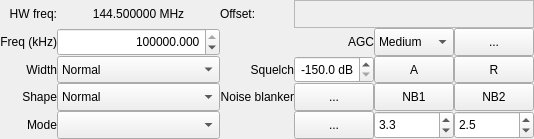
Above: src/qtgui/dockrxopt.ui from shawnj007/gqrx-touch before the change. Below: the same form after it.
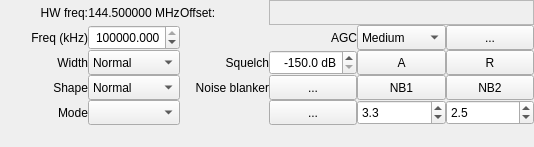
That is the form after the change. Icons and pictures are not drawn. Custom widgets are drawn as their Qt base class.

What changed in the file:
```diff
--- a/src/qtgui/dockrxopt.ui
+++ b/src/qtgui/dockrxopt.ui
@@ -7,11 +7,11 @@
     <x>0</x>
     <y>0</y>
     <width>534</width>
-    <height>139</height>
+    <height>147</height>
    </rect>
   </property>
   <property name="sizePolicy">
-   <sizepolicy hsizetype="Preferred" vsizetype="Preferred">
+   <sizepolicy hsizetype="Preferred" vsizetype="MinimumExpanding">
     <horstretch>1</horstretch>
     <verstretch>1</verstretch>
    </sizepolicy>
@@ -19,12 +19,12 @@
   <property name="minimumSize">
    <size>
     <width>534</width>
-    <height>139</height>
+    <height>147</height>
    </size>
   </property>
   <property name="maximumSize">
    <size>
-    <width>16777215</width>
+    <width>524287</width>
     <height>440</height>
    </size>
   </property>
@@ -48,7 +48,7 @@
      <verstretch>0</verstretch>
     </sizepolicy>
    </property>
-   <layout class="QVBoxLayout" name="verticalLayout">
+   <layout class="QVBoxLayout" name="verticalLayout" stretch="0,1">
     <property name="spacing">
      <number>0</number>
     </property>
@@ -78,6 +78,12 @@
         <height>100</height>
        </size>
       </property>
+      <property name="maximumSize">
+       <size>
+        <width>16777215</width>
+        <height>16777215</height>
+       </size>
+      </property>
       <layout class="QGridLayout" name="gridLayout">
        <property name="leftMargin">
         <number>0</number>
@@ -94,35 +100,7 @@
        <property name="spacing">
         <number>0</number>
        </property>
-       <item row="0" column="0">
-        <widget class="QLabel" name="rxFreqLabel">
-         <property name="sizePolicy">
-          <sizepolicy hsizetype="Preferred" vsizetype="MinimumExpanding">
-           <horstretch>0</horstretch>
-           <verstretch>0</verstretch>
-          </sizepolicy>
-         </property>
-         <property name="minimumSize">
-          <size>
-           <width>0</width>
-           <height>0</height>
-          </size>
-         </property>
-         <property name="toolTip">
-          <string>The frequency of the hardware (not including LNB)</string>
-         </property>
-         <property name="layoutDirection">
-          <enum>Qt::LeftToRight</enum>
-         </property>
-         <property name="text">
-          <string>HW freq:</string>
-         </property>
-         <property name="alignment">
-          <set>Qt::AlignRight|Qt::AlignTrailing|Qt::AlignVCenter</set>
-         </property>
-        </widget>
-       </item>
-       <item row="0" column="1">
+       <item row="1" column="1">
         <widget class="QLabel" name="hwFreq">
          <property name="sizePolicy">
           <sizepolicy hsizetype="MinimumExpanding" vsizetype="MinimumExpanding">
@@ -133,7 +111,7 @@
          <property name="minimumSize">
           <size>
            <width>0</width>
-           <height>0</height>
+           <height>25</height>
           </size>
          </property>
          <property name="toolTip">
@@ -147,32 +125,7 @@
          </property>
         </widget>
        </item>
-       <item row="0" column="2">
-        <widget class="QLabel" name="rxOffset">
-         <property name="sizePolicy">
-          <sizepolicy hsizetype="Preferred" vsizetype="MinimumExpanding">
-           <horstretch>0</horstretch>
-           <verstretch>0</verstretch>
-          </sizepolicy>
-         </property>
-         <property name="minimumSize">
-          <size>
-           <width>0</width>
-           <height>0</height>
-          </size>
-         </property>
-         <property name="toolTip">
-          <string>The frequency of the hardware (not including LNB)</string>
-         </property>
-         <property name="text">
-          <string>Offset:</string>
-         </property>
-         <property name="alignment">
-          <set>Qt::AlignLeading|Qt::AlignLeft|Qt::AlignVCenter</set>
-         </property>
-        </widget>
-       </item>
-       <item row="0" column="3" colspan="3">
+       <item row="1" column="3" colspan="3">
         <widget class="CFreqCtrl" name="filterFreq">
          <property name="sizePolicy">
           <sizepolicy hsizetype="MinimumExpanding" vsizetype="MinimumExpanding">
@@ -183,7 +136,7 @@
          <property name="minimumSize">
           <size>
            <width>0</width>
-           <height>0</height>
+           <height>25</height>
           </size>
          </property>
          <property name="maximumSize">
@@ -207,282 +160,10 @@
          </property>
         </widget>
        </item>
-       <item row="1" column="0">
-        <widget class="QLabel" name="label_11">
-         <property name="sizePolicy">
-          <sizepolicy hsizetype="Preferred" vsizetype="MinimumExpanding">
-           <horstretch>0</horstretch>
-           <verstretch>0</verstretch>
-          </sizepolicy>
-         </property>
-         <property name="minimumSize">
-          <size>
-           <width>0</width>
-           <height>0</height>
-          </size>
-         </property>
-         <property name="text">
-          <string>Freq (kHz)</string>
-         </property>
-         <property name="alignment">
-          <set>Qt::AlignRight|Qt::AlignTrailing|Qt::AlignVCenter</set>
-         </property>
-        </widget>
-       </item>
-       <item row="1" column="1">
-        <widget class="QDoubleSpinBox" name="freqSpinBox">
-         <property name="sizePolicy">
-          <sizepolicy hsizetype="Preferred" vsizetype="MinimumExpanding">
-           <horstretch>0</horstretch>
-           <verstretch>0</verstretch>
-          </sizepolicy>
-         </property>
-         <property name="minimumSize">
-          <size>
-           <width>0</width>
-           <height>0</height>
-          </size>
-         </property>
-         <property name="toolTip">
-          <string>Receiver frequency</string>
-         </property>
-         <property name="accessibleName">
-          <string>Frequency</string>
-         </property>
-         <property name="alignment">
-          <set>Qt::AlignRight|Qt::AlignTrailing|Qt::AlignVCenter</set>
-         </property>
-         <property name="decimals">
-          <number>3</number>
-         </property>
-         <property name="minimum">
-          <double>24000.000000000000000</double>
-         </property>
-         <property name="maximum">
-          <double>2200000.000000000000000</double>
-         </property>
-         <property name="value">
-          <double>144500.000000000000000</double>
-         </property>
-        </widget>
-       </item>
-       <item row="1" column="3">
-        <widget class="QLabel" name="agcLabel">
-         <property name="sizePolicy">
-          <sizepolicy hsizetype="Preferred" vsizetype="MinimumExpanding">
-           <horstretch>0</horstretch>
-           <verstretch>0</verstretch>
-          </sizepolicy>
-         </property>
-         <property name="minimumSize">
-          <size>
-           <width>0</width>
-           <height>0</height>
-          </size>
-         </property>
-         <property name="text">
-          <string>AGC</string>
-         </property>
-         <property name="alignment">
-          <set>Qt::AlignRight|Qt::AlignTrailing|Qt::AlignVCenter</set>
-         </property>
-        </widget>
-       </item>
-       <item row="1" column="4">
-        <widget class="QComboBox" name="agcPresetCombo">
-         <property name="enabled">
-          <bool>true</bool>
-         </property>
-         <property name="sizePolicy">
-          <sizepolicy hsizetype="Preferred" vsizetype="MinimumExpanding">
-           <horstretch>0</horstretch>
-           <verstretch>0</verstretch>
-          </sizepolicy>
-         </property>
-         <property name="minimumSize">
-          <size>
-           <width>0</width>
-           <height>0</height>
-          </size>
-         </property>
-         <property name="toolTip">
-          <string>AGC presets</string>
-         </property>
-         <property name="accessibleName">
-          <string>AGC</string>
-         </property>
-         <property name="currentIndex">
-          <number>1</number>
-         </property>
-         <item>
-          <property name="text">
-           <string>Fast</string>
-          </property>
-         </item>
-         <item>
-          <property name="text">
-           <string>Medium</string>
-          </property>
-         </item>
-         <item>
-          <property name="text">
-           <string>Slow</string>
-          </property>
-         </item>
-         <item>
-          <property name="text">
-           <string>User</string>
-          </property>
-         </item>
-         <item>
-          <property name="text">
-           <string>Off</string>
-          </property>
-         </item>
-        </widget>
-       </item>
-       <item row="1" column="5">
-        <widget class="QPushButton" name="agcButton">
-         <property name="sizePolicy">
-          <sizepolicy hsizetype="Preferred" vsizetype="MinimumExpanding">
-           <horstretch>0</horstretch>
-           <verstretch>0</verstretch>
-          </sizepolicy>
-         </property>
-         <property name="minimumSize">
-          <size>
-           <width>0</width>
-           <height>0</height>
-          </size>
-         </property>
-         <property name="maximumSize">
-          <size>
-           <width>16777215</width>
-           <height>16777215</height>
-          </size>
-         </property>
-         <property name="toolTip">
-          <string>AGC options</string>
-         </property>
-         <property name="accessibleName">
-          <string>AGC options</string>
-         </property>
-         <property name="text">
-          <string>...</string>
-         </property>
-         <property name="iconSize">
-          <size>
-           <width>16</width>
-           <height>16</height>
-          </size>
-         </property>
-         <property name="checked">
-          <bool>false</bool>
-         </property>
-        </widget>
-       </item>
-       <item row="2" column="0">
-        <widget class="QLabel" name="filterLabel">
-         <property name="sizePolicy">
-          <sizepolicy hsizetype="Preferred" vsizetype="MinimumExpanding">
-           <horstretch>0</horstretch>
-           <verstretch>0</verstretch>
-          </sizepolicy>
-         </property>
-         <property name="minimumSize">
-          <size>
-           <width>0</width>
-           <height>0</height>
-          </size>
-         </property>
-         <property name="layoutDirection">
-          <enum>Qt::LeftToRight</enum>
-         </property>
-         <property name="text">
-          <string>Width</string>
-         </property>
-         <property name="alignment">
-          <set>Qt::AlignRight|Qt::AlignTrailing|Qt::AlignVCenter</set>
-         </property>
-        </widget>
-       </item>
-       <item row="2" column="1">
-        <widget class="QComboBox" name="filterCombo">
-         <property name="enabled">
-          <bool>true</bool>
-         </property>
-         <property name="sizePolicy">
-          <sizepolicy hsizetype="Preferred" vsizetype="MinimumExpanding">
-           <horstretch>0</horstretch>
-           <verstretch>0</verstretch>
-          </sizepolicy>
-         </property>
-         <property name="minimumSize">
-          <size>
-           <width>0</width>
-           <height>0</height>
-          </size>
-         </property>
-         <property name="toolTip">
-          <string>Apply mode dependent filter preset</string>
-         </property>
-         <property name="accessibleName">
-          <string>Filter width</string>
-         </property>
-         <property name="currentIndex">
-          <number>1</number>
-         </property>
-         <item>
-          <property name="text">
-           <string>Wide</string>
-          </property>
-         </item>
-         <item>
-          <property name="text">
-           <string>Normal</string>
-          </property>
-         </item>
-         <item>
-          <property name="text">
-           <string>Narrow</string>
-          </property>
-         </item>
-         <item>
-          <property name="text">
-           <string>User</string>
-          </property>
-         </item>
-        </widget>
-       </item>
-       <item row="2" column="2">
-        <widget class="QLabel" name="sqlLabel">
-         <property name="sizePolicy">
-          <sizepolicy hsizetype="Preferred" vsizetype="MinimumExpanding">
-           <horstretch>0</horstretch>
-           <verstretch>0</verstretch>
-          </sizepolicy>
-         </property>
-         <property name="minimumSize">
-          <size>
-           <width>0</width>
-           <height>0</height>
-          </size>
-         </property>
-         <property name="toolTip">
-          <string>Squelch level in dB below full scale</string>
-         </property>
-         <property name="text">
-          <string>Squelch</string>
-         </property>
-         <property name="alignment">
-          <set>Qt::AlignRight|Qt::AlignTrailing|Qt::AlignVCenter</set>
-         </property>
-        </widget>
-       </item>
-       <item row="2" column="3">
+       <item row="3" column="3">
         <widget class="QDoubleSpinBox" name="sqlSpinBox">
          <property name="sizePolicy">
-          <sizepolicy hsizetype="Preferred" vsizetype="MinimumExpanding">
+          <sizepolicy hsizetype="MinimumExpanding" vsizetype="MinimumExpanding">
            <horstretch>0</horstretch>
            <verstretch>0</verstretch>
           </sizepolicy>
@@ -490,7 +171,7 @@
          <property name="minimumSize">
           <size>
            <width>0</width>
-           <height>0</height>
+           <height>25</height>
           </size>
          </property>
          <property name="toolTip">
@@ -525,10 +206,184 @@
          </property>
         </widget>
        </item>
-       <item row="2" column="4">
+       <item row="4" column="2">
+        <widget class="QLabel" name="label_10">
+         <property name="sizePolicy">
+          <sizepolicy hsizetype="MinimumExpanding" vsizetype="MinimumExpanding">
+           <horstretch>0</horstretch>
+           <verstretch>0</verstretch>
+          </sizepolicy>
+         </property>
+         <property name="minimumSize">
+          <size>
+           <width>0</width>
+           <height>25</height>
+          </size>
+         </property>
+         <property name="toolTip">
+          <string>Noise blanker settings</string>
+         </property>
+         <property name="text">
+          <string>Noise blanker</string>
+         </property>
+         <property name="alignment">
+          <set>Qt::AlignRight|Qt::AlignTrailing|Qt::AlignVCenter</set>
+         </property>
+        </widget>
+       </item>
+       <item row="1" column="0">
+        <widget class="QLabel" name="rxFreqLabel">
+         <property name="sizePolicy">
+          <sizepolicy hsizetype="MinimumExpanding" vsizetype="MinimumExpanding">
+           <horstretch>0</horstretch>
+           <verstretch>0</verstretch>
+          </sizepolicy>
+         </property>
+         <property name="minimumSize">
+          <size>
+           <width>0</width>
+           <height>25</height>
+          </size>
+         </property>
+         <property name="toolTip">
+          <string>The frequency of the hardware (not including LNB)</string>
+         </property>
+         <property name="layoutDirection">
+          <enum>Qt::LeftToRight</enum>
+         </property>
+         <property name="text">
+          <string>HW freq:</string>
+         </property>
+         <property name="alignment">
+          <set>Qt::AlignRight|Qt::AlignTrailing|Qt::AlignVCenter</set>
+         </property>
+        </widget>
+       </item>
+       <item row="4" column="4">
+        <widget class="QPushButton" name="nb1Button">
+         <property name="enabled">
+          <bool>true</bool>
+         </property>
+         <property name="sizePolicy">
+          <sizepolicy hsizetype="MinimumExpanding" vsizetype="MinimumExpanding">
+           <horstretch>0</horstretch>
+           <verstretch>0</verstretch>
+          </sizepolicy>
+         </property>
+         <property name="minimumSize">
+          <size>
+           <width>0</width>
+           <height>25</height>
+          </size>
+         </property>
+         <property name="maximumSize">
+          <size>
+           <width>16777215</width>
+           <height>16777215</height>
+          </size>
+         </property>
+         <property name="toolTip">
+          <string>Noise blanker for static type noise</string>
+         </property>
+         <property name="whatsThis">
+          <string/>
+         </property>
+         <property name="accessibleName">
+          <string>Noise blanker 1</string>
+         </property>
+         <property name="text">
+          <string>NB1</string>
+         </property>
+         <property name="checkable">
+          <bool>true</bool>
+         </property>
+        </widget>
+       </item>
+       <item row="2" column="0">
+        <widget class="QLabel" name="label_11">
+         <property name="sizePolicy">
+          <sizepolicy hsizetype="MinimumExpanding" vsizetype="MinimumExpanding">
+           <horstretch>0</horstretch>
+           <verstretch>0</verstretch>
+          </sizepolicy>
+         </property>
+         <property name="minimumSize">
+          <size>
+           <width>0</width>
+           <height>25</height>
+          </size>
+         </property>
+         <property name="text">
+          <string>Freq (kHz)</string>
+         </property>
+         <property name="alignment">
+          <set>Qt::AlignRight|Qt::AlignTrailing|Qt::AlignVCenter</set>
+         </property>
+        </widget>
+       </item>
+       <item row="3" column="2">
+        <widget class="QLabel" name="sqlLabel">
+         <property name="sizePolicy">
+          <sizepolicy hsizetype="MinimumExpanding" vsizetype="MinimumExpanding">
+           <horstretch>0</horstretch>
+           <verstretch>0</verstretch>
+          </sizepolicy>
+         </property>
+         <property name="minimumSize">
+          <size>
+           <width>0</width>
+           <height>25</height>
+          </size>
+         </property>
+         <property name="toolTip">
+          <string>Squelch level in dB below full scale</string>
+         </property>
+         <property name="text">
+          <string>Squelch</string>
+         </property>
+         <property name="alignment">
+          <set>Qt::AlignRight|Qt::AlignTrailing|Qt::AlignVCenter</set>
+         </property>
+        </widget>
+       </item>
+       <item row="4" column="3">
+        <widget class="QPushButton" name="nbOptButton">
+         <property name="sizePolicy">
+          <sizepolicy hsizetype="MinimumExpanding" vsizetype="MinimumExpanding">
+           <horstretch>0</horstretch>
+           <verstretch>0</verstretch>
+          </sizepolicy>
+         </property>
+         <property name="minimumSize">
+          <size>
+           <width>0</width>
+           <height>25</height>
+          </size>
+         </property>
+         <property name="maximumSize">
+          <size>
+           <width>16777215</width>
+           <height>16777215</height>
+          </size>
+         </property>
+         <property name="toolTip">
+          <string>Noise blanker options</string>
+         </property>
+         <property name="whatsThis">
+          <string>Noise blanker options</string>
+         </property>
+         <property name="accessibleName">
+          <string>Noise blanker options</string>
+         </property>
+         <property name="text">
+          <string>...</string>
+         </property>
+        </widget>
+       </item>
+       <item row="3" column="4">
         <widget class="QPushButton" name="autoSquelchButton">
          <property name="sizePolicy">
-          <sizepolicy hsizetype="Preferred" vsizetype="MinimumExpanding">
+          <sizepolicy hsizetype="MinimumExpanding" vsizetype="MinimumExpanding">
            <horstretch>0</horstretch>
            <verstretch>0</verstretch>
           </sizepolicy>
@@ -536,7 +391,7 @@
          <property name="minimumSize">
           <size>
            <width>0</width>
-           <height>0</height>
+           <height>25</height>
           </size>
          </property>
          <property name="toolTip">
@@ -556,10 +411,10 @@
          </property>
         </widget>
        </item>
-       <item row="2" column="5">
+       <item row="3" column="5">
         <widget class="QPushButton" name="resetSquelchButton">
          <property name="sizePolicy">
-          <sizepolicy hsizetype="Preferred" vsizetype="MinimumExpanding">
+          <sizepolicy hsizetype="MinimumExpanding" vsizetype="MinimumExpanding">
            <horstretch>0</horstretch>
            <verstretch>0</verstretch>
           </sizepolicy>
@@ -567,7 +422,7 @@
          <property name="minimumSize">
           <size>
            <width>0</width>
-           <height>0</height>
+           <height>25</height>
           </size>
          </property>
          <property name="maximumSize">
@@ -593,10 +448,10 @@
          </property>
         </widget>
        </item>
-       <item row="3" column="0">
+       <item row="4" column="0">
         <widget class="QLabel" name="filterShapeLabel">
          <property name="sizePolicy">
-          <sizepolicy hsizetype="Preferred" vsizetype="MinimumExpanding">
+          <sizepolicy hsizetype="MinimumExpanding" vsizetype="MinimumExpanding">
            <horstretch>0</horstretch>
            <verstretch>0</verstretch>
           </sizepolicy>
@@ -604,7 +459,7 @@
          <property name="minimumSize">
           <size>
            <width>0</width>
-           <height>0</height>
+           <height>25</height>
           </size>
          </property>
          <property name="layoutDirection">
@@ -618,10 +473,10 @@
          </property>
         </widget>
        </item>
-       <item row="3" column="1">
+       <item row="4" column="1">
         <widget class="QComboBox" name="filterShapeCombo">
          <property name="sizePolicy">
-          <sizepolicy hsizetype="Preferred" vsizetype="MinimumExpanding">
+          <sizepolicy hsizetype="MinimumExpanding" vsizetype="MinimumExpanding">
            <horstretch>0</horstretch>
            <verstretch>0</verstretch>
           </sizepolicy>
@@ -629,7 +484,7 @@
          <property name="minimumSize">
           <size>
            <width>0</width>
-           <height>0</height>
+           <height>25</height>
           </size>
          </property>
          <property name="toolTip">
@@ -658,10 +513,10 @@
          </item>
         </widget>
        </item>
-       <item row="3" column="2">
-        <widget class="QLabel" name="label_10">
+       <item row="3" column="0">
+        <widget class="QLabel" name="filterLabel">
          <property name="sizePolicy">
-          <sizepolicy hsizetype="Preferred" vsizetype="MinimumExpanding">
+          <sizepolicy hsizetype="MinimumExpanding" vsizetype="MinimumExpanding">
            <horstretch>0</horstretch>
            <verstretch>0</verstretch>
           </sizepolicy>
@@ -669,101 +524,27 @@
          <property name="minimumSize">
           <size>
            <width>0</width>
-           <height>0</height>
+           <height>25</height>
           </size>
          </property>
-         <property name="toolTip">
-          <string>Noise blanker settings</string>
+         <property name="layoutDirection">
+          <enum>Qt::LeftToRight</enum>
          </property>
          <property name="text">
-          <string>Noise blanker</string>
+          <string>Width</string>
          </property>
          <property name="alignment">
           <set>Qt::AlignRight|Qt::AlignTrailing|Qt::AlignVCenter</set>
          </property>
         </widget>
        </item>
-       <item row="3" column="3">
-        <widget class="QPushButton" name="nbOptButton">
-         <property name="sizePolicy">
-          <sizepolicy hsizetype="Preferred" vsizetype="MinimumExpanding">
-           <horstretch>0</horstretch>
-           <verstretch>0</verstretch>
-          </sizepolicy>
-         </property>
-         <property name="minimumSize">
-          <size>
-           <width>0</width>
-           <height>0</height>
-          </size>
-         </property>
-         <property name="maximumSize">
-          <size>
-           <width>16777215</width>
-           <height>16777215</height>
-          </size>
-         </property>
-         <property name="toolTip">
-          <string>Noise blanker options</string>
-         </property>
-         <property name="whatsThis">
-          <string>Noise blanker options</string>
-         </property>
-         <property name="accessibleName">
-          <string>Noise blanker options</string>
-         </property>
-         <property name="text">
-          <string>...</string>
-         </property>
-        </widget>
-       </item>
-       <item row="3" column="4">
-        <widget class="QPushButton" name="nb1Button">
-         <property name="enabled">
-          <bool>true</bool>
-         </property>
-         <property name="sizePolicy">
-          <sizepolicy hsizetype="Preferred" vsizetype="MinimumExpanding">
-           <horstretch>0</horstretch>
-           <verstretch>0</verstretch>
-          </sizepolicy>
-         </property>
-         <property name="minimumSize">
-          <size>
-           <width>0</width>
-           <height>0</height>
-          </size>
-         </property>
-         <property name="maximumSize">
-          <size>
-           <width>16777215</width>
-           <height>16777215</height>
-          </size>
-         </property>
-         <property name="toolTip">
-          <string>Noise blanker for static type noise</string>
-         </property>
-         <property name="whatsThis">
-          <string/>
-         </property>
-         <property name="accessibleName">
-          <string>Noise blanker 1</string>
-         </property>
-         <property name="text">
-          <string>NB1</string>
-         </property>
-         <property name="checkable">
-          <bool>true</bool>
-         </property>
-        </widget>
-       </item>
-       <item row="3" column="5">
+       <item row="4" column="5">
         <widget class="QPushButton" name="nb2Button">
          <property name="enabled">
           <bool>true</bool>
          </property>
          <property name="sizePolicy">
-          <sizepolicy hsizetype="Preferred" vsizetype="MinimumExpanding">
+          <sizepolicy hsizetype="MinimumExpanding" vsizetype="MinimumExpanding">
            <horstretch>0</horstretch>
            <verstretch>0</verstretch>
           </sizepolicy>
@@ -771,7 +552,7 @@
          <property name="minimumSize">
           <size>
            <width>0</width>
-           <height>0</height>
+           <height>25</height>
           </size>
          </property>
          <property name="maximumSize">
@@ -797,10 +578,32 @@
          </property>
         </widget>
        </item>
-       <item row="4" column="0">
+       <item row="2" column="3">
+        <widget class="QLabel" name="agcLabel">
+         <property name="sizePolicy">
+          <sizepolicy hsizetype="MinimumExpanding" vsizetype="MinimumExpanding">
+           <horstretch>0</horstretch>
+           <verstretch>0</verstretch>
+          </sizepolicy>
+         </property>
+         <property name="minimumSize">
+          <size>
+           <width>0</width>
+           <height>25</height>
+          </size>
+         </property>
+         <property name="text">
+          <string>AGC</string>
+         </property>
+         <property name="alignment">
+          <set>Qt::AlignRight|Qt::AlignTrailing|Qt::AlignVCenter</set>
+         </property>
+        </widget>
+       </item>
+       <item row="5" column="0">
         <widget class="QLabel" name="demodLabel">
          <property name="sizePolicy">
-          <sizepolicy hsizetype="Preferred" vsizetype="MinimumExpanding">
+          <sizepolicy hsizetype="MinimumExpanding" vsizetype="MinimumExpanding">
            <horstretch>0</horstretch>
            <verstretch>0</verstretch>
           </sizepolicy>
@@ -808,7 +611,7 @@
          <property name="minimumSize">
           <size>
            <width>0</width>
-           <height>0</height>
+           <height>25</height>
           </size>
          </property>
          <property name="layoutDirection">
@@ -828,10 +631,142 @@
          </property>
         </widget>
        </item>
-       <item row="4" column="1">
+       <item row="1" column="2">
+        <widget class="QLabel" name="rxOffset">
+         <property name="sizePolicy">
+          <sizepolicy hsizetype="MinimumExpanding" vsizetype="MinimumExpanding">
+           <horstretch>0</horstretch>
+           <verstretch>0</verstretch>
+          </sizepolicy>
+         </property>
+         <property name="minimumSize">
+          <size>
+           <width>0</width>
+           <height>25</height>
+          </size>
+         </property>
+         <property name="toolTip">
+          <string>The frequency of the hardware (not including LNB)</string>
+         </property>
+         <property name="text">
+          <string>Offset:</string>
+         </property>
+         <property name="alignment">
+          <set>Qt::AlignLeading|Qt::AlignLeft|Qt::AlignVCenter</set>
+         </property>
+        </widget>
+       </item>
+       <item row="3" column="1">
+        <widget class="QComboBox" name="filterCombo">
+         <property name="enabled">
+          <bool>true</bool>
+         </property>
+         <property name="sizePolicy">
+          <sizepolicy hsizetype="MinimumExpanding" vsizetype="MinimumExpanding">
+           <horstretch>0</horstretch>
+           <verstretch>0</verstretch>
+          </sizepolicy>
+         </property>
+         <property name="minimumSize">
+          <size>
+           <width>0</width>
+           <height>25</height>
+          </size>
+         </property>
+         <property name="toolTip">
+          <string>Apply mode dependent filter preset</string>
+         </property>
+         <property name="accessibleName">
+          <string>Filter width</string>
+         </property>
+         <property name="currentIndex">
+          <number>1</number>
+         </property>
+         <item>
+          <property name="text">
+           <string>Wide</string>
+          </property>
+         </item>
+         <item>
+          <property name="text">
+           <string>Normal</string>
+          </property>
+         </item>
+         <item>
+          <property name="text">
+           <string>Narrow</string>
+          </property>
+         </item>
+         <item>
+          <property name="text">
+           <string>User</string>
+          </property>
+         </item>
+        </widget>
+       </item>
+       <item row="5" column="5">
+        <widget class="QDoubleSpinBox" name="nb2Threshold">
+         <property name="sizePolicy">
+          <sizepolicy hsizetype="MinimumExpanding" vsizetype="MinimumExpanding">
+           <horstretch>0</horstretch>
+           <verstretch>0</verstretch>
+          </sizepolicy>
+         </property>
+         <property name="minimumSize">
+          <size>
+           <width>0</width>
+           <height>25</height>
+          </size>
+         </property>
+         <property name="decimals">
+          <number>1</number>
+         </property>
+         <property name="maximum">
+          <double>15.000000000000000</double>
+         </property>
+         <property name="singleStep">
+          <double>0.100000000000000</double>
+         </property>
+         <property name="value">
+          <double>2.500000000000000</double>
+         </property>
+        </widget>
+       </item>
+       <item row="5" column="4">
+        <widget class="QDoubleSpinBox" name="nb1Threshold">
+         <property name="sizePolicy">
+          <sizepolicy hsizetype="MinimumExpanding" vsizetype="MinimumExpanding">
+           <horstretch>0</horstretch>
+           <verstretch>0</verstretch>
+          </sizepolicy>
+         </property>
+         <property name="minimumSize">
+          <size>
+           <width>0</width>
+           <height>25</height>
+          </size>
+         </property>
+         <property name="decimals">
+          <number>1</number>
+         </property>
+         <property name="minimum">
+          <double>1.000000000000000</double>
+         </property>
+         <property name="maximum">
+          <double>20.000000000000000</double>
+         </property>
+         <property name="singleStep">
+          <double>0.100000000000000</double>
+         </property>
+         <property name="value">
+          <double>3.300000000000000</double>
+         </property>
+        </widget>
+       </item>
+       <item row="5" column="1">
         <widget class="QComboBox" name="modeSelector">
          <property name="sizePolicy">
-          <sizepolicy hsizetype="Preferred" vsizetype="MinimumExpanding">
+          <sizepolicy hsizetype="MinimumExpanding" vsizetype="MinimumExpanding">
            <horstretch>0</horstretch>
            <verstretch>0</verstretch>
           </sizepolicy>
@@ -839,7 +774,7 @@
          <property name="minimumSize">
           <size>
            <width>0</width>
-           <height>0</height>
+           <height>25</height>
           </size>
          </property>
          <property name="toolTip">
@@ -859,10 +794,10 @@
          </property>
         </widget>
        </item>
-       <item row="4" column="3">
+       <item row="5" column="3">
         <widget class="QPushButton" name="modeButton">
          <property name="sizePolicy">
-          <sizepolicy hsizetype="Preferred" vsizetype="MinimumExpanding">
+          <sizepolicy hsizetype="MinimumExpanding" vsizetype="MinimumExpanding">
            <horstretch>0</horstretch>
            <verstretch>0</verstretch>
           </sizepolicy>
@@ -870,7 +805,7 @@
          <property name="minimumSize">
           <size>
            <width>0</width>
-           <height>0</height>
+           <height>25</height>
           </size>
          </property>
          <property name="maximumSize">
@@ -899,10 +834,10 @@
          </property>
         </widget>
        </item>
-       <item row="4" column="4">
-        <widget class="QDoubleSpinBox" name="nb1Threshold">
+       <item row="2" column="1">
+        <widget class="QDoubleSpinBox" name="freqSpinBox">
          <property name="sizePolicy">
-          <sizepolicy hsizetype="Preferred" vsizetype="MinimumExpanding">
+          <sizepolicy hsizetype="MinimumExpanding" vsizetype="MinimumExpanding">
            <horstretch>0</horstretch>
            <verstretch>0</verstretch>
           </sizepolicy>
@@ -910,30 +845,36 @@
          <property name="minimumSize">
           <size>
            <width>0</width>
-           <height>0</height>
+           <height>25</height>
           </size>
          </property>
+         <property name="toolTip">
+          <string>Receiver frequency</string>
+         </property>
+         <property name="accessibleName">
+          <string>Frequency</string>
+         </property>
+         <property name="alignment">
+          <set>Qt::AlignRight|Qt::AlignTrailing|Qt::AlignVCenter</set>
+         </property>
          <property name="decimals">
-          <number>1</number>
+          <number>3</number>
          </property>
          <property name="minimum">
-          <double>1.000000000000000</double>
+          <double>24000.000000000000000</double>
          </property>
          <property name="maximum">
-          <double>20.000000000000000</double>
-         </property>
-         <property name="singleStep">
-          <double>0.100000000000000</double>
+          <double>2200000.000000000000000</double>
          </property>
          <property name="value">
-          <double>3.300000000000000</double>
+          <double>144500.000000000000000</double>
          </property>
         </widget>
        </item>
-       <item row="4" column="5">
-        <widget class="QDoubleSpinBox" name="nb2Threshold">
+       <item row="2" column="5">
+        <widget class="QPushButton" name="agcButton">
          <property name="sizePolicy">
-          <sizepolicy hsizetype="Preferred" vsizetype="MinimumExpanding">
+          <sizepolicy hsizetype="MinimumExpanding" vsizetype="MinimumExpanding">
            <horstretch>0</horstretch>
            <verstretch>0</verstretch>
           </sizepolicy>
@@ -941,26 +882,107 @@
          <property name="minimumSize">
           <size>
            <width>0</width>
-           <height>0</height>
+           <height>25</height>
           </size>
          </property>
-         <property name="decimals">
+         <property name="maximumSize">
+          <size>
+           <width>16777215</width>
+           <height>16777215</height>
+          </size>
+         </property>
+         <property name="toolTip">
+          <string>AGC options</string>
+         </property>
+         <property name="accessibleName">
+          <string>AGC options</string>
+         </property>
+         <property name="text">
+          <string>...</string>
+         </property>
+         <property name="iconSize">
+          <size>
+           <width>16</width>
+           <height>16</height>
+          </size>
+         </property>
+         <property name="checked">
+          <bool>false</bool>
+         </property>
+        </widget>
+       </item>
+       <item row="2" column="4">
+        <widget class="QComboBox" name="agcPresetCombo">
+         <property name="enabled">
+          <bool>true</bool>
+         </property>
+         <property name="sizePolicy">
+          <sizepolicy hsizetype="MinimumExpanding" vsizetype="MinimumExpanding">
+           <horstretch>0</horstretch>
+           <verstretch>0</verstretch>
+          </sizepolicy>
+         </property>
+         <property name="minimumSize">
+          <size>
+           <width>0</width>
+           <height>25</height>
+          </size>
+         </property>
+         <property name="toolTip">
+          <string>AGC presets</string>
+         </property>
+         <property name="accessibleName">
+          <string>AGC</string>
+         </property>
+         <property name="currentIndex">
           <number>1</number>
          </property>
-         <property name="maximum">
-          <double>15.000000000000000</double>
-         </property>
-         <property name="singleStep">
-          <double>0.100000000000000</double>
-         </property>
-         <property name="value">
-          <double>2.500000000000000</double>
-         </property>
+         <item>
+          <property name="text">
+           <string>Fast</string>
+          </property>
+         </item>
+         <item>
+          <property name="text">
+           <string>Medium</string>
+          </property>
+         </item>
+         <item>
+          <property name="text">
+           <string>Slow</string>
+          </property>
+         </item>
+         <item>
+          <property name="text">
+           <string>User</string>
+          </property>
+         </item>
+         <item>
+          <property name="text">
+           <string>Off</string>
+          </property>
+         </item>
         </widget>
        </item>
       </layout>
      </widget>
     </item>
+    <item>
+     <spacer name="verticalSpacer_2">
+      <property name="orientation">
+       <enum>Qt::Vertical</enum>
+      </property>
+      <property name="sizeType">
+       <enum>QSizePolicy::MinimumExpanding</enum>
+      </property>
+      <property name="sizeHint" stdset="0">
+       <size>
+        <width>20</width>
+        <height>0</height>
+       </size>
+      </property>
+     </spacer>
+    </item>
    </layout>
   </widget>
  </widget>
```
Left out of the diff: 2 changed lines with no effect on the pictures.
